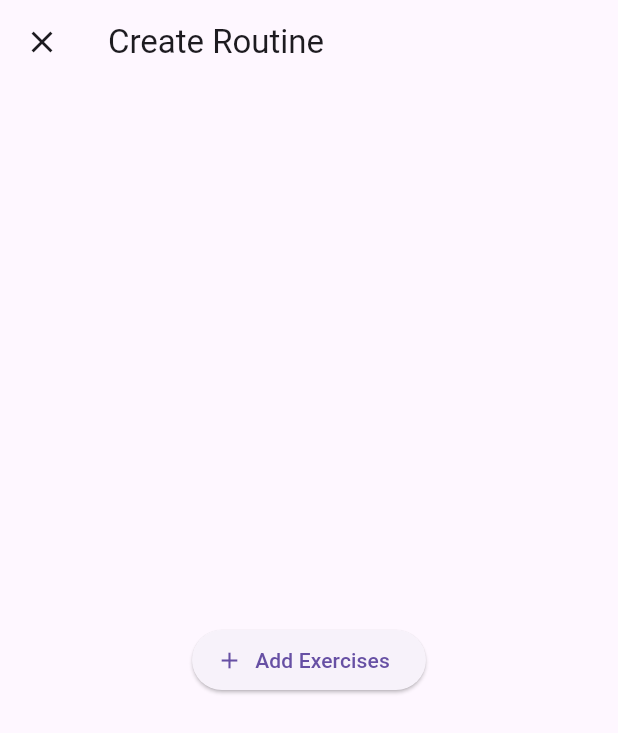
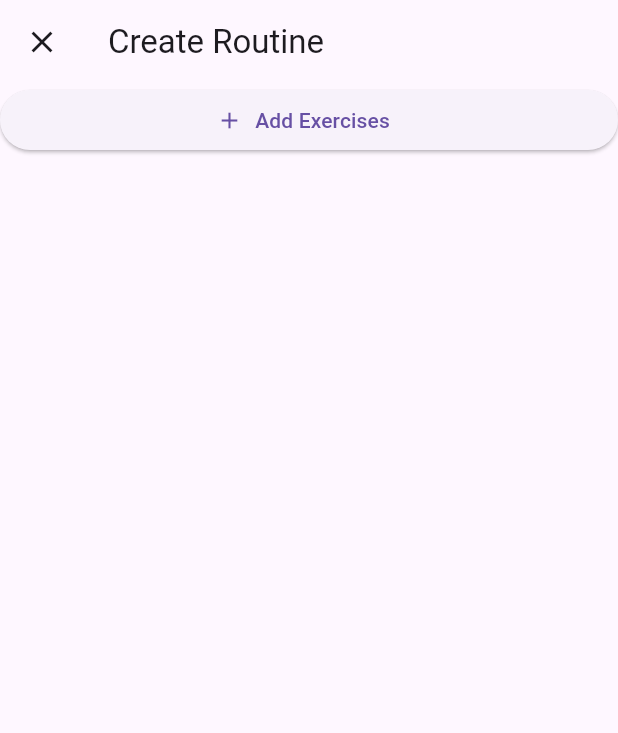
Before and after one commit to adamdorogi/leeft-app, a Flutter app: the screen it shows after launch, after a tap on "Create Routine", on a phone screen of 412 x 824 dp. Shown: the top 733 px of the screen. Run offline on Flutter 3.47's test engine with Material 3 defaults, Android fonts, the phone set to English and light mode, and no system bars; our stand-ins replace freezed_annotation, go_router, result_dart; missing offline and left inert: result_command.

Commit message:
Add routine creation functionality draft

```diff
--- a/lib/data/repositories/exercise/exercise_repository_local.dart
+++ b/lib/data/repositories/exercise/exercise_repository_local.dart
@@ -11,7 +11,5 @@ class ExerciseRepositoryLocal extends ExerciseRepository {
   final LocalDataService _localDataService;
 
   @override
-  AsyncResult<List<Exercise>> get exercises {
-    return _localDataService.exercises;
-  }
+  AsyncResult<List<Exercise>> get exercises => _localDataService.exercises;
 }
--- a/lib/ui/create_routine/create_routine_screen.dart
+++ b/lib/ui/create_routine/create_routine_screen.dart
@@ -1,22 +1,40 @@
+import 'dart:collection';
+
 import 'package:flutter/material.dart';
 import 'package:provider/provider.dart';
 
 import 'package:leeft/l10n/app_localizations.dart';
 import 'package:leeft/ui/add_exercises/add_exercises_screen.dart';
 import 'package:leeft/ui/add_exercises/add_exercises_viewmodel.dart';
+import 'package:leeft/ui/create_routine/create_routine_viewmodel.dart';
 
 class CreateRoutineScreen extends StatelessWidget {
-  const CreateRoutineScreen({super.key});
+  const CreateRoutineScreen({super.key, required this.viewModel});
+
+  final CreateRoutineViewModel viewModel;
 
   @override
   Widget build(BuildContext context) {
     return Scaffold(
       appBar: AppBar(title: Text(AppLocalizations.of(context)!.createRoutine)),
-      body: Center(
+      body: ListenableBuilder(
+        listenable: viewModel,
+        builder: (_, child) => ListView.builder(
+          itemBuilder: (_, index) {
+            if (index == viewModel.addedExerciseIds.length) {
+              return child;
+            }
+
+            return ListTile(title: Text(viewModel.addedExerciseIds[index]));
+          },
+          itemCount: viewModel.addedExerciseIds.length + 1,
+        ),
         child: ElevatedButton.icon(
           icon: const Icon(Icons.add),
           label: Text(AppLocalizations.of(context)!.addExercises),
-          onPressed: () => Navigator.of(context, rootNavigator: true).push(
+          onPressed: () async {
+            final exercises = await Navigator.of(context, rootNavigator: true)
+                .push<UnmodifiableSetView<String>>(
                   MaterialPageRoute(
                     fullscreenDialog: true,
                     builder: (context) => AddExercisesScreen(
@@ -25,7 +43,9 @@ class CreateRoutineScreen extends StatelessWidget {
                       ),
                     ),
                   ),
-          ),
+                );
+            viewModel.addExerciseIds(exercises);
+          },
         ),
       ),
     );
--- /dev/null
+++ b/lib/ui/create_routine/create_routine_viewmodel.dart
@@ -0,0 +1,20 @@
+import 'dart:collection';
+
+import 'package:flutter/foundation.dart';
+
+class CreateRoutineViewModel extends ChangeNotifier {
+  CreateRoutineViewModel();
+
+  final List<String> _addedExerciseIds = [];
+
+  UnmodifiableListView<String> get addedExerciseIds =>
+      UnmodifiableListView(_addedExerciseIds);
+
+  void addExerciseIds(UnmodifiableSetView<String>? exerciseIds) {
+    if (exerciseIds == null) {
+      return;
+    }
+    _addedExerciseIds.addAll(exerciseIds);
+    notifyListeners();
+  }
+}
--- a/lib/ui/routines/routines_screen.dart
+++ b/lib/ui/routines/routines_screen.dart
@@ -2,6 +2,7 @@ import 'package:flutter/material.dart';
 
 import 'package:leeft/l10n/app_localizations.dart';
 import 'package:leeft/ui/create_routine/create_routine_screen.dart';
+import 'package:leeft/ui/create_routine/create_routine_viewmodel.dart';
 
 class RoutinesScreen extends StatelessWidget {
   const RoutinesScreen({super.key});
@@ -17,7 +18,8 @@ class RoutinesScreen extends StatelessWidget {
           onPressed: () => Navigator.of(context, rootNavigator: true).push(
             MaterialPageRoute(
               fullscreenDialog: true,
-              builder: (_) => const CreateRoutineScreen(),
+              builder: (_) =>
+                  CreateRoutineScreen(viewModel: CreateRoutineViewModel()),
             ),
           ),
         ),
```
Also changed, not shown: lib/ui/add_exercises/add_exercises_screen.dart (+10 -1 lines). Lines whose indentation alone changed are shown as unchanged.
